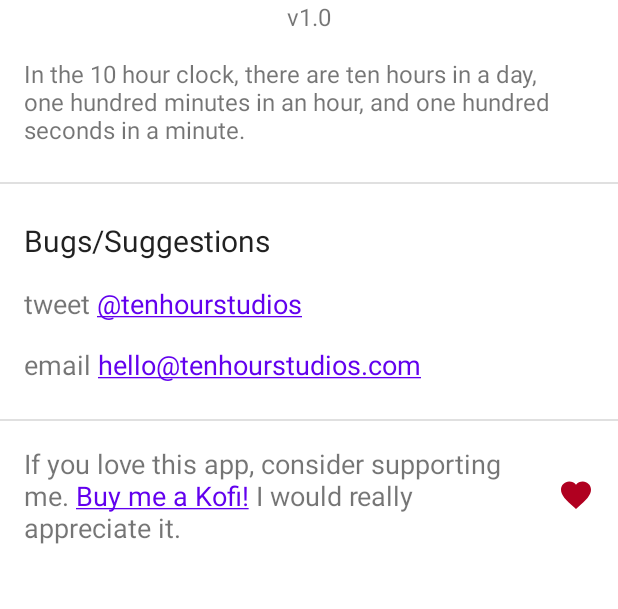
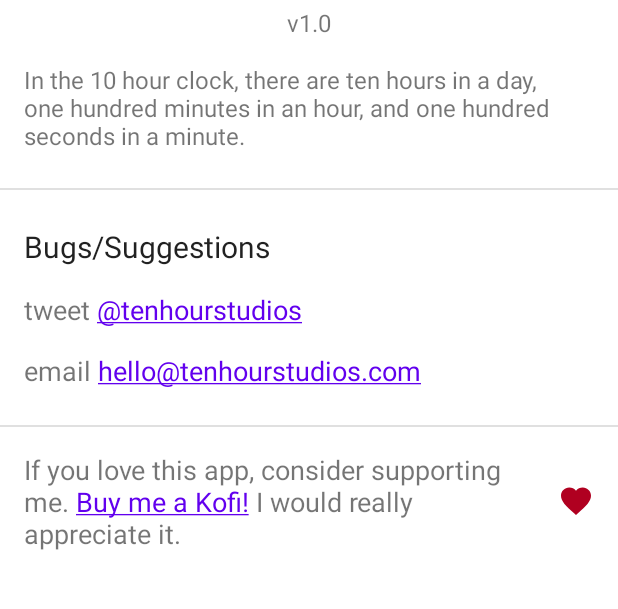
Before and after one commit to tenhourstudios/decimalclock, an Android app: the AboutActivity screen opened directly, with no data from a screen before it, on a phone screen of 412 x 824 dp, the part 289-898 px from its top. Run offline under Robolectric (Android 15) with nearby library versions, the light colour scheme and no system bars.

Commit message:
Read version name from Buildconfig

```diff
--- a/app/build.gradle
+++ b/app/build.gradle
@@ -9,7 +9,7 @@ android {
         applicationId "com.tenhourstudios.decimalclock"
         minSdkVersion 26
         targetSdkVersion 30
-        versionCode 1
+        versionCode 4
         versionName "1.0"
 
         testInstrumentationRunner "androidx.test.runner.AndroidJUnitRunner"
--- a/app/src/main/java/com/tenhourstudios/decimalclock/AboutActivity.kt
+++ b/app/src/main/java/com/tenhourstudios/decimalclock/AboutActivity.kt
@@ -17,6 +17,8 @@ class AboutActivity : AppCompatActivity() {
             startActivity(intent)
         }
 
+        val versionText = findViewById<TextView>(R.id.aboutAppVersion)
+        versionText.text = String.format(getString(R.string.version_name), BuildConfig.VERSION_NAME)
         val twitterLink = findViewById<TextView>(R.id.aboutTwitterLink)
         val emailId = findViewById<TextView>(R.id.aboutEmailId)
         val supportKofi = findViewById<TextView>(R.id.aboutKofi)
--- a/app/src/main/res/layout/activity_about.xml
+++ b/app/src/main/res/layout/activity_about.xml
@@ -60,7 +60,8 @@
                 android:layout_width="wrap_content"
                 android:layout_height="wrap_content"
                 android:layout_gravity="center_horizontal"
-                android:text="v1.0"
+                android:layout_marginTop="4dp"
+                android:text="@string/version_name"
                 android:textSize="16sp"
                 app:layout_constraintEnd_toEndOf="parent"
                 app:layout_constraintStart_toStartOf="parent"
--- a/app/src/main/res/values/strings.xml
+++ b/app/src/main/res/values/strings.xml
@@ -36,6 +36,7 @@
     <string name="ticker_text">Homescreen widgets present. This notification is needed to update homescreen widgets</string>
 
     <!-- About page -->
+    <string name="version_name">v%1$s</string>
     <string name="twitter_link">tweet <a href="https://twitter.com/tenhourstudios">@tenhourstudios</a></string>
     <string name="email_id">email <a href="mailto:hello@tenhourstudios.com">hello@tenhourstudios.com</a></string>
     <string name="support_kofi">If you love this app, consider supporting me. <a href="https://ko-fi.com/tenhourstudios">Buy me a Kofi!</a> I would really appreciate it.</string>
```
